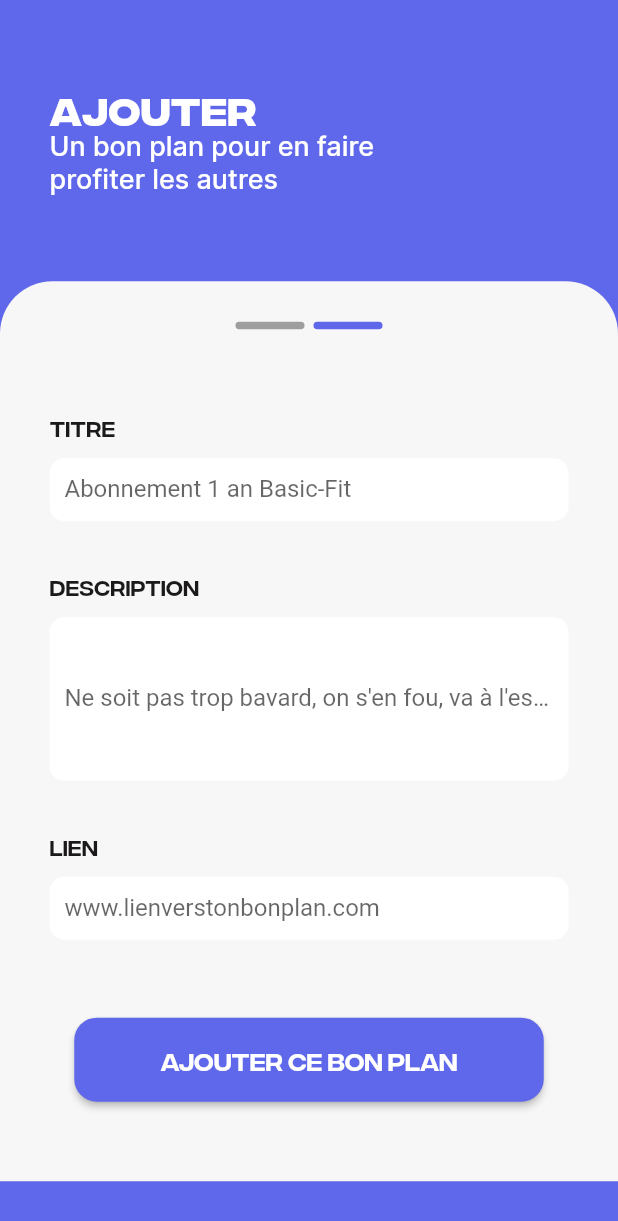
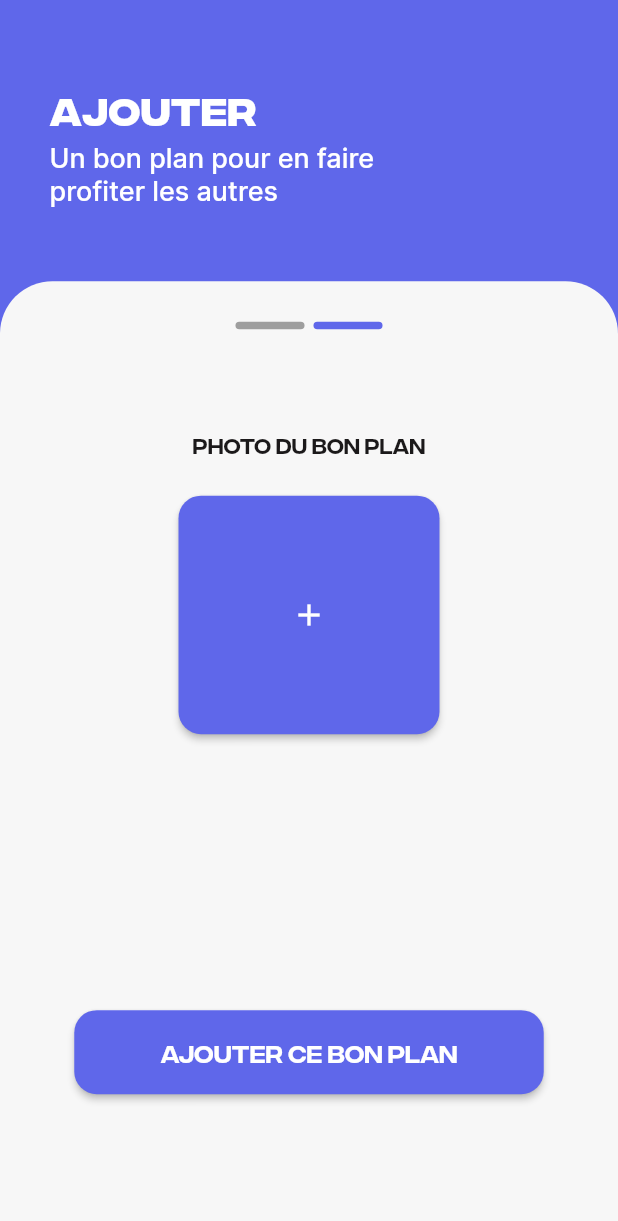
Before and after one commit to Mini-T/FlutterApp, a Flutter app: the AddPlan widget shown alone on an empty page, opened directly, after a tap on "Suivant", on a phone screen of 412 x 824 dp. Shown: the top 1221 px of the screen. Run offline on Flutter 3.47's test engine with Material 2 defaults, Android fonts, the phone set to English and light mode, and no system bars; our stand-ins replace go_router.

Commit message:
addplan second screen

```diff
--- a/lib/assets/Components/Components.dart
+++ b/lib/assets/Components/Components.dart
@@ -79,7 +79,7 @@ class Component {
         mainAxisAlignment: MainAxisAlignment.center,
         crossAxisAlignment: CrossAxisAlignment.center,
         children: [
-          Center(
+          Padding(padding: EdgeInsets.symmetric(vertical: 8), child: Center(
               heightFactor: 1,
               child: SizedBox(
                   width: 250,
@@ -92,7 +92,7 @@ class Component {
                         fontSize: 26,
                         fontWeight: FontWeight.w600,
                         decoration: TextDecoration.none,
-                      )))),
+                      ))))),
           Center(
               heightFactor: 1,
               child: SizedBox(
@@ -104,14 +104,14 @@ class Component {
   }
 
   static Container textFormField(TextEditingController controller,
-      String placeholder, String validatorMessage) {
+      String placeholder, String validatorMessage, {bool expand = false}) {
     return Container(
-        height: 200,
+
         decoration: BoxDecoration(
             borderRadius: BorderRadius.circular(10), color: Colors.white),
         margin: const EdgeInsets.symmetric(horizontal: 0, vertical: 5),
         child: TextFormField(
-          expands: true,
+          expands: expand,
           minLines: null,
           maxLines: null,
           controller: controller,
@@ -244,7 +244,7 @@ class Component {
             child: Center(
                 child: Icon(
                   icon,
-                  color: Color(0xFFBABFCD),
+                  color: const Color(0xFFBABFCD),
                 ))));
   }
 
@@ -266,20 +266,21 @@ class Component {
             ])));
   }
 
-  static Container roundedLayout(List<Widget> content) {
-    return Container(
+  static Expanded roundedLayout(BuildContext context, List<Widget> content) {
+    return Expanded(flex: 1,child: Container(
         width: double.infinity,
-        height: 600,
         decoration: const BoxDecoration(
             borderRadius: BorderRadius.only(
                 topLeft: Radius.circular(35), topRight: Radius.circular(35)),
             color: Color(0xFFF7F7F7)),
-        child: SingleChildScrollView(child: Column(children: content)));
+        child: SingleChildScrollView(child: Column(mainAxisSize: MainAxisSize.max,children: content)))
+    );
   }
 
   static Container titledFormField(String title, String placeholder,
-      TextEditingController controller, String validatorMessage, {double height = 52}) {
-    return Container(margin:EdgeInsets.symmetric(vertical: 15), child: Column(
+      TextEditingController controller, String validatorMessage,
+      {double height = 52, bool expand = false}) {
+    return Container(margin: EdgeInsets.symmetric(vertical: 15), child: Column(
       children: [
         Container(
             padding: EdgeInsets.symmetric(horizontal: 33),
--- a/lib/views/TabbedComponents/AddPlan.dart
+++ b/lib/views/TabbedComponents/AddPlan.dart
@@ -3,6 +3,8 @@ import 'package:flutter/material.dart';
 import 'package:flutter_project/assets/Colors/Colors.dart';
 import 'package:flutter_project/assets/Components/Components.dart';
 import 'package:flutter_project/assets/fonts/typo.dart';
+import 'package:flutter_project/views/TabbedComponents/AddPlan/EmbedPic.dart';
+import 'package:flutter_project/views/TabbedComponents/AddPlan/PlanDescriptionForm.dart';
 
 class AddPlan extends StatefulWidget {
   @override
@@ -30,7 +32,7 @@ class AddPlanState extends State<AddPlan> {
                         'Un bon plan pour en faire profiter les autres',
                         colors: Colors.white, textAlign: TextAlign.left)),
               ])),
-          Component.roundedLayout([
+          Component.roundedLayout(context, [
             Padding(
                 padding: EdgeInsets.only(top: 27, bottom: 42),
                 child: Row(children: [
@@ -43,17 +45,8 @@ class AddPlanState extends State<AddPlan> {
                       width: 46),
                   Spacer(),
                 ])),
-            Component.titledFormField('Titre', 'Abonnement 1 an Basic-Fit',
-                _titleController, 'Met un titre pitié'),
-            Component.titledFormField(
-                'Description',
-                "Ne soit pas trop bavard, on s'en fou, va à l'essentiel",
-                _descController,
-                'Met une description pitié', height: 119),
-            Component.titledFormField('Lien', 'www.lienverstonbonplan.com',
-                _linkController, 'Met un lien pitié'),
-            SizedBox(height: 32),
-            Center(
+            getFormSubmit(),
+            Align(alignment: Alignment.bottomCenter,child: Center(
                 child: ElevatedButton(
               onPressed: () {
                 setState(() {
@@ -68,16 +61,16 @@ class AddPlanState extends State<AddPlan> {
                       borderRadius: BorderRadius.circular(15))),
               child: Text(formSubmitted ? 'Ajouter ce bon plan' : 'Suivant',
                   style: CustomTextStyles.ButtonText()),
-            ))
+            )))
           ])
         ])));
   }
 
   Widget getFormSubmit() {
     if (!!formSubmitted) {
-      return Text("soumis");
+      return EmbedPic();
     } else {
-      return Text("non soumis");
+      return PlanDescriptionForm();
     }
   }
 }
--- /dev/null
+++ b/lib/views/TabbedComponents/AddPlan/EmbedPic.dart
@@ -0,0 +1,35 @@
+import 'package:flutter/cupertino.dart';
+import 'package:flutter/material.dart';
+import 'package:flutter_project/assets/Colors/Colors.dart';
+import 'package:flutter_project/assets/Components/Components.dart';
+import 'package:flutter_project/assets/fonts/typo.dart';
+
+class EmbedPic extends StatelessWidget {
+  bool addedImg = false;
+
+  @override
+  Widget build(BuildContext context) {
+    return Container(height: MediaQuery.of(context).size.height * 0.5, child:Column(
+      mainAxisSize: MainAxisSize.min,
+      children: [
+        Padding(
+          padding: EdgeInsets.symmetric(vertical: 26),
+          child: Text(
+            "photo du bon plan",
+            style: CustomTextStyles.scrollTitle(),
+          ),
+        ),
+        Flexible(
+            fit: FlexFit.loose,
+            child: ElevatedButton(
+                onPressed: () => addedImg = !addedImg,
+                style: ElevatedButton.styleFrom(
+                    shape: RoundedRectangleBorder(
+                        borderRadius: BorderRadius.all(Radius.circular(15))),
+                    fixedSize: Size(174, 159),
+                    backgroundColor: CustomColors.LightPurple),
+                child: const Icon(Icons.add, color: Colors.white))),
+      ],
+    ));
+  }
+}
--- /dev/null
+++ b/lib/views/TabbedComponents/AddPlan/PlanDescriptionForm.dart
@@ -0,0 +1,27 @@
+import 'package:flutter/cupertino.dart';
+import 'package:flutter/material.dart';
+import 'package:flutter_project/assets/Components/Components.dart';
+
+class PlanDescriptionForm extends StatelessWidget {
+  final TextEditingController _titleController = TextEditingController();
+  final TextEditingController _descController = TextEditingController();
+  final TextEditingController _linkController = TextEditingController();
+
+
+  @override
+  Widget build(BuildContext context) {
+    return Column(children: [
+      Component.titledFormField('Titre', 'Abonnement 1 an Basic-Fit',
+          _titleController, 'Met un titre pitié'),
+      Component.titledFormField(
+          'Description',
+          "Ne soit pas trop bavard, on s'en fou, va à l'essentiel",
+          _descController,
+          'Met une description pitié', height: 119, expand: true),
+      Component.titledFormField('Lien', 'www.lienverstonbonplan.com',
+          _linkController, 'Met un lien pitié'),
+      SizedBox(height: 32),
+     ]);
+  }
+
+}
--- a/lib/views/TabbedComponents/HomePage.dart
+++ b/lib/views/TabbedComponents/HomePage.dart
@@ -10,6 +10,8 @@ class HomePage extends StatelessWidget {
     return Container(
       color: CustomColors.LightPurple,
       child: Column(children: [
+        Container(height: MediaQuery.of(context).size.height * 0.35, child:Column(
+          children: [
             Spacer(),
             Center(
                 child: SizedBox(
@@ -26,7 +28,6 @@ class HomePage extends StatelessWidget {
                 child: Container(
                     width: 350,
                     decoration: BoxDecoration(
-                    borderRadius: BorderRadius.circular(30),
                         color: Colors.white),
                     child: const TextField(
                         decoration: InputDecoration(
@@ -38,7 +39,10 @@ class HomePage extends StatelessWidget {
                             prefixIcon: Icon(Icons.search),
                             labelText: "Cherche un bon plan")))),
             Spacer(),
-        Component.roundedLayout([
+          ],
+        )),
+
+          Component.roundedLayout(context, [
             Padding(
                 padding: EdgeInsets.all(30),
                 child: Row(
@@ -120,7 +124,9 @@ class HomePage extends StatelessWidget {
                         './lib/assets/images/grid-images/logos/img.png'),
                   ],
                 )),
+
         ],)
+
       ]),
     );
   }
```
Lines whose indentation alone changed are shown as unchanged.
